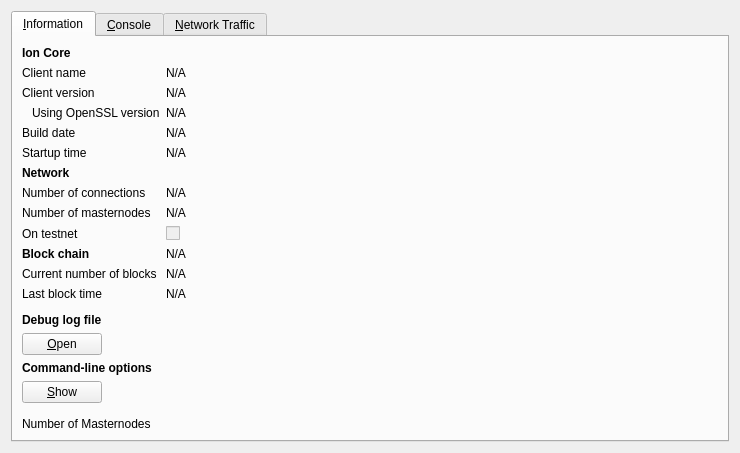
willemjez/ion-old, file src/qt/forms/rpcconsole.ui: the form before one commit.
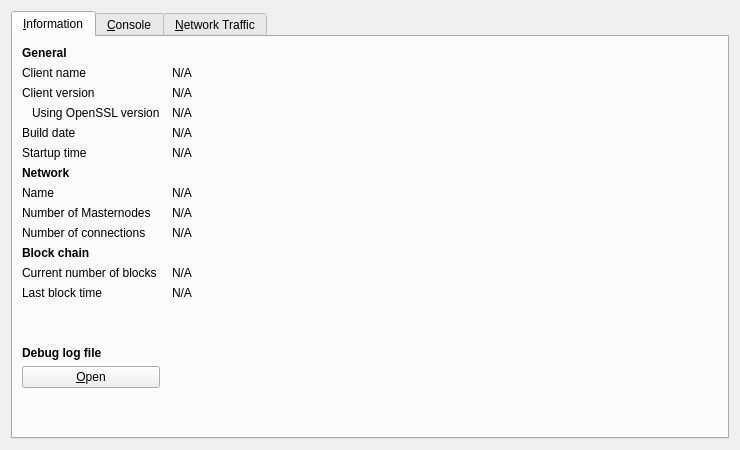
The form after the commit. Icons and pictures are not drawn. Custom widgets are drawn as their Qt base class.

Commit message: [UI] Redo RPC Console

The edit to the form file:
```diff
--- a/src/qt/forms/rpcconsole.ui
+++ b/src/qt/forms/rpcconsole.ui
@@ -11,7 +11,7 @@
    </rect>
   </property>
   <property name="windowTitle">
-   <string>Ion - Debug window</string>
+   <string>Debug window</string>
   </property>
   <layout class="QVBoxLayout" name="verticalLayout_2">
    <item>
@@ -23,7 +23,10 @@
       <attribute name="title">
        <string>&amp;Information</string>
       </attribute>
-      <layout class="QFormLayout" name="formLayout">
+      <layout class="QGridLayout" name="gridLayout" columnstretch="0,1">
+       <property name="horizontalSpacing">
+        <number>12</number>
+       </property>
        <item row="0" column="0">
         <widget class="QLabel" name="label_9">
          <property name="font">
@@ -33,7 +36,7 @@
           </font>
          </property>
          <property name="text">
-          <string>Ion Core</string>
+          <string>General</string>
          </property>
         </widget>
        </item>
@@ -169,14 +172,14 @@
         </widget>
        </item>
        <item row="7" column="0">
-        <widget class="QLabel" name="label_7">
+        <widget class="QLabel" name="label_8">
          <property name="text">
-          <string>Number of connections</string>
+          <string>Name</string>
          </property>
         </widget>
        </item>
        <item row="7" column="1">
-        <widget class="QLabel" name="numberOfConnections">
+        <widget class="QLabel" name="networkName">
          <property name="cursor">
           <cursorShape>IBeamCursor</cursorShape>
          </property>
@@ -191,43 +194,40 @@
          </property>
         </widget>
        </item>
-       <item row="8" column="0">
-        <widget class="QLabel" name="label_15">
+		<item row="8" column="0">
+        <widget class="QLabel" name="masternodeCountLabel">
          <property name="text">
-          <string>Number of masternodes</string>
+          <string>Number of Masternodes</string>
          </property>
         </widget>
        </item>
        <item row="8" column="1">
         <widget class="QLabel" name="masternodeCount">
-         <property name="cursor">
-          <cursorShape>IBeamCursor</cursorShape>
-         </property>
          <property name="text">
           <string>N/A</string>
          </property>
-         <property name="textFormat">
-          <enum>Qt::PlainText</enum>
-         </property>
-         <property name="textInteractionFlags">
-          <set>Qt::LinksAccessibleByMouse|Qt::TextSelectableByKeyboard|Qt::TextSelectableByMouse</set>
-         </property>
         </widget>
        </item>
        <item row="9" column="0">
-        <widget class="QLabel" name="label_8">
+        <widget class="QLabel" name="label_7">
          <property name="text">
-          <string>On testnet</string>
+          <string>Number of connections</string>
          </property>
         </widget>
        </item>
        <item row="9" column="1">
-        <widget class="QCheckBox" name="isTestNet">
-         <property name="enabled">
-          <bool>false</bool>
+        <widget class="QLabel" name="numberOfConnections">
+         <property name="cursor">
+          <cursorShape>IBeamCursor</cursorShape>
          </property>
          <property name="text">
-          <string/>
+          <string>N/A</string>
+         </property>
+         <property name="textFormat">
+          <enum>Qt::PlainText</enum>
+         </property>
+         <property name="textInteractionFlags">
+          <set>Qt::LinksAccessibleByMouse|Qt::TextSelectableByKeyboard|Qt::TextSelectableByMouse</set>
          </property>
         </widget>
        </item>
@@ -298,7 +298,7 @@
          <property name="sizeHint" stdset="0">
           <size>
            <width>20</width>
-           <height>10</height>
+           <height>20</height>
           </size>
          </property>
         </spacer>
@@ -330,32 +330,6 @@
         </widget>
        </item>
        <item row="16" column="0">
-        <widget class="QLabel" name="labelCLOptions">
-         <property name="font">
-          <font>
-           <weight>75</weight>
-           <bold>true</bold>
-          </font>
-         </property>
-         <property name="text">
-          <string>Command-line options</string>
-         </property>
-        </widget>
-       </item>
-       <item row="17" column="0">
-        <widget class="QPushButton" name="showCLOptionsButton">
-         <property name="toolTip">
-          <string>Show the Ion-Qt help message to get a list with possible Ion command-line options.</string>
-         </property>
-         <property name="text">
-          <string>&amp;Show</string>
-         </property>
-         <property name="autoDefault">
-          <bool>false</bool>
-         </property>
-        </widget>
-       </item>
-       <item row="18" column="0">
         <spacer name="verticalSpacer">
          <property name="orientation">
           <enum>Qt::Vertical</enum>
@@ -363,33 +337,22 @@
          <property name="sizeHint" stdset="0">
           <size>
            <width>20</width>
-           <height>20</height>
+           <height>40</height>
           </size>
          </property>
         </spacer>
        </item>
-       <item row="19" column="0">
-        <widget class="QLabel" name="masternodeCountLabel">
-         <property name="text">
-          <string>Number of Masternodes</string>
-         </property>
-        </widget>
-       </item>
-       <item row="10" column="1">
-        <widget class="QLabel" name="masternodeCount">
-         <property name="text">
-          <string>N/A</string>
-         </property>
-        </widget>
-       </item>
       </layout>
      </widget>
      <widget class="QWidget" name="tab_console">
       <attribute name="title">
        <string>&amp;Console</string>
       </attribute>
-      <layout class="QGridLayout" name="gridLayout">
-       <item row="0" column="0">
+      <layout class="QVBoxLayout" name="verticalLayout_3">
+       <property name="spacing">
+        <number>3</number>
+       </property>
+       <item>
         <widget class="QTextEdit" name="messagesWidget">
          <property name="minimumSize">
           <size>
@@ -408,37 +371,11 @@
          </property>
         </widget>
        </item>
-       <item row="1" column="0">
+       <item>
         <layout class="QHBoxLayout" name="horizontalLayout">
          <property name="spacing">
           <number>3</number>
          </property>
-         <item>
-          <widget class="QPushButton" name="copyButton">
-           <property name="maximumSize">
-            <size>
-             <width>24</width>
-             <height>24</height>
-            </size>
-           </property>
-           <property name="toolTip">
-            <string>Copy to clipboard</string>
-           </property>
-           <property name="text">
-            <string/>
-           </property>
-           <property name="icon">
-            <iconset resource="../bitcoin.qrc">
-             <normaloff>:/icons/editcopy</normaloff>:/icons/editcopy</iconset>
-           </property>
-           <property name="shortcut">
-            <string notr="true">Ctrl+L</string>
-           </property>
-           <property name="autoDefault">
-            <bool>false</bool>
-           </property>
-          </widget>
-         </item>
          <item>
           <widget class="QLabel" name="label">
            <property name="text">
@@ -450,19 +387,7 @@
           <widget class="QLineEdit" name="lineEdit"/>
          </item>
          <item>
-          <widget class="QToolButton" name="pasteButton">
-           <property name="sizePolicy">
-            <sizepolicy hsizetype="Minimum" vsizetype="Fixed">
-             <horstretch>0</horstretch>
-             <verstretch>0</verstretch>
-            </sizepolicy>
-           </property>
-           <property name="minimumSize">
-            <size>
-             <width>24</width>
-             <height>24</height>
-            </size>
-           </property>
+          <widget class="QPushButton" name="clearButton">
            <property name="maximumSize">
             <size>
              <width>24</width>
@@ -470,17 +395,20 @@
             </size>
            </property>
            <property name="toolTip">
-            <string>Paste from clipboard</string>
+            <string>Clear console</string>
            </property>
            <property name="text">
             <string/>
            </property>
            <property name="icon">
             <iconset resource="../bitcoin.qrc">
-             <normaloff>:/icons/editpaste</normaloff>:/icons/editpaste</iconset>
+             <normaloff>:/icons/remove</normaloff>:/icons/remove</iconset>
            </property>
            <property name="shortcut">
-            <string>Alt+P</string>
+            <string notr="true">Ctrl+L</string>
+           </property>
+           <property name="autoDefault">
+            <bool>false</bool>
            </property>
           </widget>
          </item>
```
The commit also changes 2 other files.
